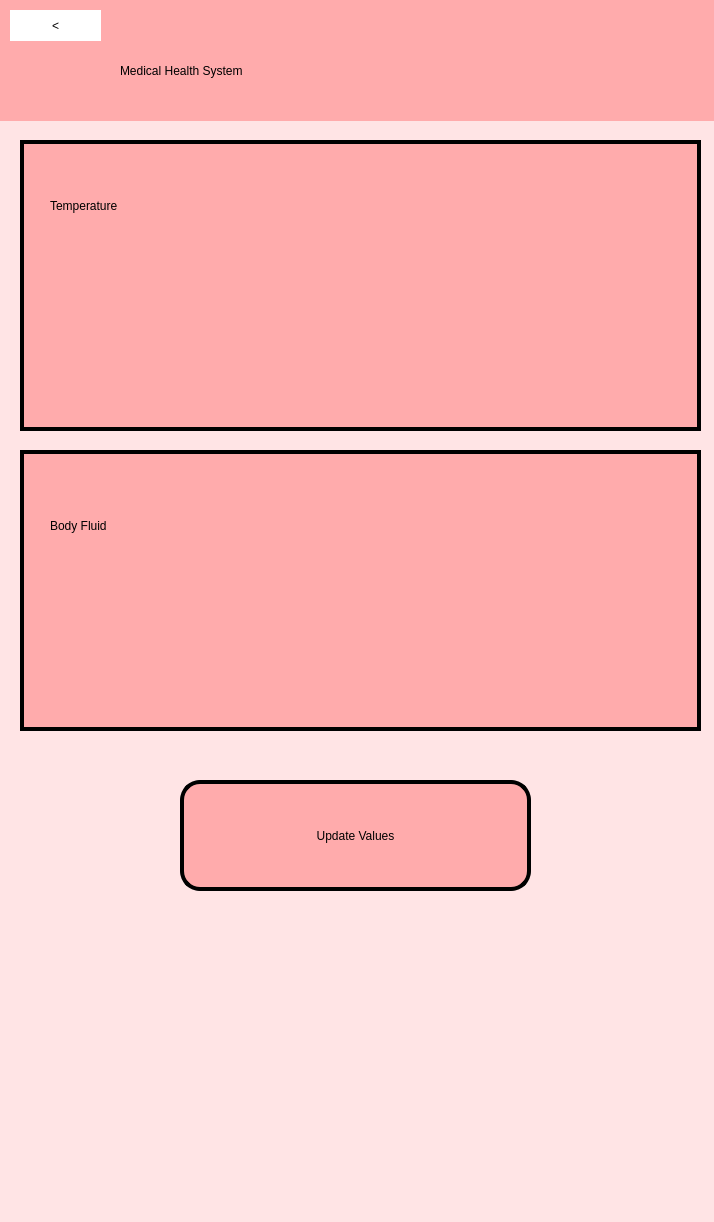
NaryanSambhi/CSCN72030---Sec3---Group2, file UI/PHS_Body_Info.ui: the form before one commit.
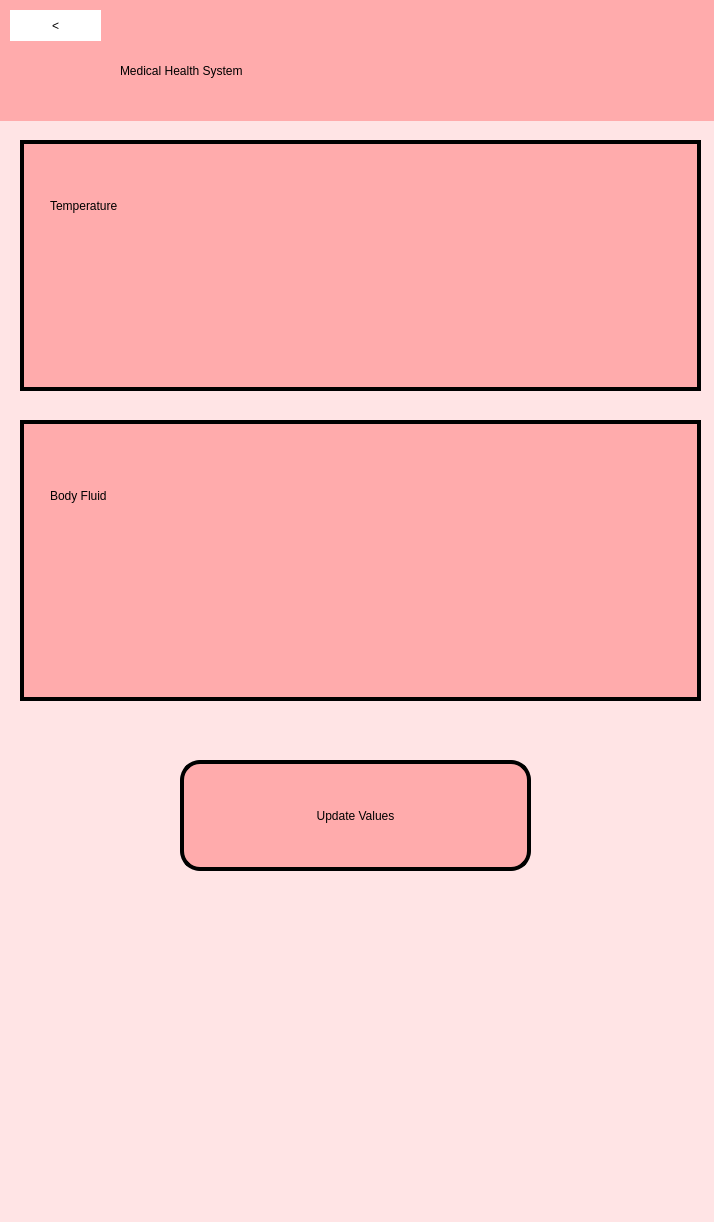
The form after the commit. Icons and pictures are not drawn.

Commit message: included  boy temprature module into gui

```diff
--- a/UI/PHS_Body_Info.ui
+++ b/UI/PHS_Body_Info.ui
@@ -35,7 +35,7 @@
        <x>20</x>
        <y>170</y>
        <width>681</width>
-       <height>291</height>
+       <height>251</height>
       </rect>
      </property>
      <property name="styleSheet">
@@ -87,7 +87,7 @@
      <property name="geometry">
       <rect>
        <x>20</x>
-       <y>480</y>
+       <y>450</y>
        <width>681</width>
        <height>281</height>
       </rect>
@@ -197,7 +197,7 @@
      <property name="geometry">
       <rect>
        <x>180</x>
-       <y>810</y>
+       <y>790</y>
        <width>351</width>
        <height>111</height>
       </rect>
```
Left out of the diff: 38 changed lines with no effect on the pictures. The commit also changes 4 other files.
